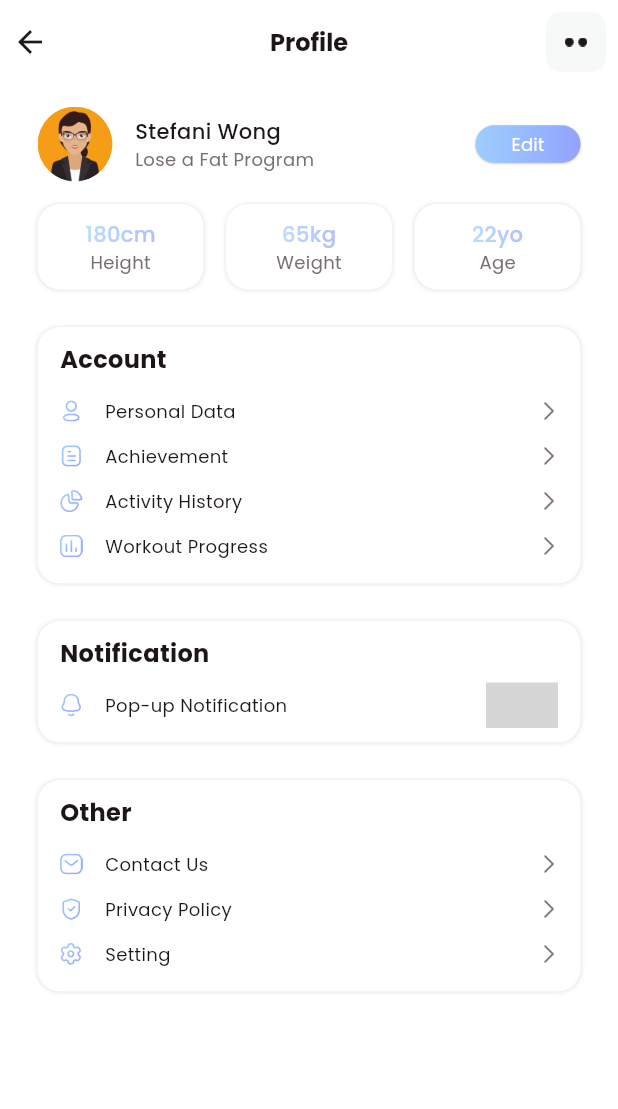
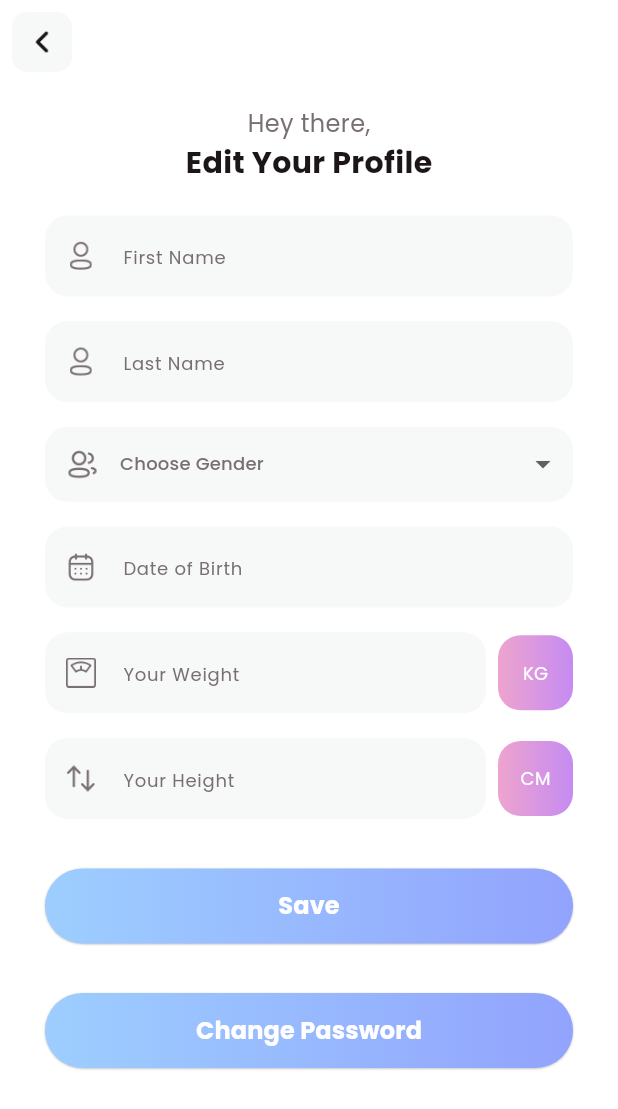
Before and after one commit to MiuKay/LTMBNC_Group6, a Flutter app: the ProfileView screen opened directly, after a tap on "Edit", on a phone screen of 412 x 824 dp. Shown: the top 1109 px of the screen. Run offline on Flutter 3.47's test engine with Material 3 defaults, Android fonts, the phone set to English and light mode, and no system bars; our stand-ins replace animated_toggle_switch, carousel_slider, cloud_firestore, firebase_auth, firebase_core, fl_chart and 3 more; missing offline and left inert: dotted_dashed_line, firebase_app_check, simple_animation_progress_bar; accounts and stored records are empty; key blocks and very long unbroken strings in the code were emptied for the run; grey boxes are pictures that could not be loaded.

Commit message:
update fe

```diff
--- a/fitness_workout_app/lib/main.dart
+++ b/fitness_workout_app/lib/main.dart
@@ -13,9 +13,7 @@ import 'common/colo_extension.dart';
 
 Future<void> main() async {
   WidgetsFlutterBinding.ensureInitialized();
-
   await Firebase.initializeApp();
-
   runApp(const MyApp());
 }
 
--- a/fitness_workout_app/lib/services/auth.dart
+++ b/fitness_workout_app/lib/services/auth.dart
@@ -87,7 +87,7 @@ class AuthService {
   }
 
   // for sighout
-  signOut() async {
+  logOut() async {
     await _auth.signOut();
   }
 
--- a/fitness_workout_app/lib/view/home/home_view.dart
+++ b/fitness_workout_app/lib/view/home/home_view.dart
@@ -131,7 +131,7 @@ class _HomeViewState extends State<HomeView> {
                           style: TextStyle(color: TColor.gray, fontSize: 12),
                         ),
                         Text(
-                          "Stefani Wong",
+                          "Vinh Tran",
                           style: TextStyle(
                               color: TColor.black,
                               fontSize: 20,
--- a/fitness_workout_app/lib/view/login/signup_view.dart
+++ b/fitness_workout_app/lib/view/login/signup_view.dart
@@ -4,6 +4,7 @@ import 'package:fitness_workout_app/common_widget/round_button.dart';
 import 'package:fitness_workout_app/common_widget/round_textfield.dart';
 import 'package:fitness_workout_app/view/login/complete_profile_view.dart';
 import 'package:fitness_workout_app/view/login/login_view.dart';
+import 'package:fitness_workout_app/view/login/welcome_view.dart';
 import 'package:flutter/material.dart';
 import 'package:fitness_workout_app/services/auth.dart';
 
@@ -41,7 +42,11 @@ class _SignUpViewState extends State<SignUpView> {
     );
 
     if (res == "success") {
-      Navigator.pushReplacementNamed(context, '/completeProfile');
+      //Navigator.pushReplacementNamed(context, '/completeProfile');
+      Navigator.push(
+          context,
+          MaterialPageRoute(
+              builder: (context) => const WelcomeView()));
     } else {
       ScaffoldMessenger.of(context).showSnackBar(
         SnackBar(content: Text('Lỗi: $res')),
--- /dev/null
+++ b/fitness_workout_app/lib/view/profile/edit_profile_view.dart
@@ -0,0 +1,246 @@
+import 'package:fitness_workout_app/common/colo_extension.dart';
+import 'package:fitness_workout_app/view/login/reset_password_view.dart';
+import 'package:fitness_workout_app/view/login/what_your_goal_view.dart';
+import 'package:flutter/material.dart';
+
+import '../../common_widget/round_button.dart';
+import '../../common_widget/round_textfield.dart';
+
+class EditProfileView extends StatefulWidget {
+  const EditProfileView({super.key});
+
+  @override
+  State<EditProfileView> createState() => _EditProfileViewState();
+}
+
+class _EditProfileViewState extends State<EditProfileView> {
+  TextEditingController txtDate = TextEditingController();
+
+  @override
+  Widget build(BuildContext context) {
+    var media = MediaQuery.of(context).size;
+    return Scaffold(
+      backgroundColor: TColor.white,
+      appBar: AppBar(
+        backgroundColor: TColor.white,
+        elevation: 0,
+        leading: InkWell(
+          onTap: () {
+            Navigator.pop(context);
+          },
+          child: Container(
+            margin: const EdgeInsets.all(8),
+            height: 40,
+            width: 40,
+            alignment: Alignment.center,
+            decoration: BoxDecoration(
+              color: TColor.lightGray,
+              borderRadius: BorderRadius.circular(10),
+            ),
+            child: Image.asset(
+              "assets/img/black_btn.png",
+              width: 15,
+              height: 15,
+              fit: BoxFit.contain,
+            ),
+          ),
+        ),
+      ),
+      body: SingleChildScrollView(
+        child: SafeArea(
+          child: Padding(
+            padding: const EdgeInsets.all(15.0),
+            child: Column(
+              children: [
+                Text(
+                  "Hey there,",
+                  style: TextStyle(color: TColor.gray, fontSize: 16),
+                ),
+                Text(
+                  "Edit Your Profile",
+                  style: TextStyle(
+                      color: TColor.black,
+                      fontSize: 20,
+                      fontWeight: FontWeight.w700),
+                ),
+                SizedBox(
+                  height: media.width * 0.05,
+                ),
+                Padding(
+                  padding: const EdgeInsets.symmetric(horizontal: 15.0),
+                  child: Column(
+                    children: [
+                      const RoundTextField(
+                        hitText: "First Name",
+                        icon: "assets/img/user_text.png",
+                        //controller: fnameController,
+                      ),
+                      SizedBox(
+                        height: media.width * 0.04,
+                      ),
+                      const RoundTextField(
+                        hitText: "Last Name",
+                        icon: "assets/img/user_text.png",
+                        //controller: lnameController,
+                      ),
+                      SizedBox(
+                        height: media.width * 0.04,
+                      ),
+                      Container(
+                        decoration: BoxDecoration(
+                            color: TColor.lightGray,
+                            borderRadius: BorderRadius.circular(15)),
+                        child: Row(
+                          children: [
+                            Container(
+                                alignment: Alignment.center,
+                                width: 50,
+                                height: 50,
+                                padding: const EdgeInsets.symmetric(horizontal: 15),
+
+                                child: Image.asset(
+                                  "assets/img/gender.png",
+                                  width: 20,
+                                  height: 20,
+                                  fit: BoxFit.contain,
+                                  color: TColor.gray,
+                                )),
+
+                            Expanded(
+                              child: DropdownButtonHideUnderline(
+                                child: DropdownButton(
+                                  items: ["Male", "Female"]
+                                      .map((name) => DropdownMenuItem(
+                                    value: name,
+                                    child: Text(
+                                      name,
+                                      style: TextStyle(
+                                          color: TColor.gray,
+                                          fontSize: 14),
+                                    ),
+                                  ))
+                                      .toList(),
+                                  onChanged: (value) {},
+                                  isExpanded: true,
+                                  hint: Text(
+                                    "Choose Gender",
+                                    style: TextStyle(
+                                        color: TColor.gray, fontSize: 12),
+                                  ),
+                                ),
+                              ),
+                            ),
+
+                            const SizedBox(width: 8,)
+
+                          ],
+                        ),),
+                      SizedBox(
+                        height: media.width * 0.04,
+                      ),
+                      RoundTextField(
+                        controller: txtDate,
+                        hitText: "Date of Birth",
+                        icon: "assets/img/date.png",
+                      ),
+                      SizedBox(
+                        height: media.width * 0.04,
+                      ),
+                      Row(
+                        children: [
+                          Expanded(
+                            child: RoundTextField(
+                              controller: txtDate,
+                              hitText: "Your Weight",
+                              icon: "assets/img/weight.png",
+                            ),
+                          ),
+                          const SizedBox(
+                            width: 8,
+                          ),
+                          Container(
+                            width: 50,
+                            height: 50,
+                            alignment: Alignment.center,
+                            decoration: BoxDecoration(
+                              gradient: LinearGradient(
+                                colors: TColor.secondaryG,
+                              ),
+                              borderRadius: BorderRadius.circular(15),
+                            ),
+                            child: Text(
+                              "KG",
+                              style:
+                              TextStyle(color: TColor.white, fontSize: 12),
+                            ),
+                          )
+                        ],
+                      ),
+                      SizedBox(
+                        height: media.width * 0.04,
+                      ),
+                      Row(
+                        children: [
+                          Expanded(
+                            child: RoundTextField(
+                              controller: txtDate,
+                              hitText: "Your Height",
+                              icon: "assets/img/hight.png",
+                            ),
+                          ),
+                          const SizedBox(
+                            width: 8,
+                          ),
+                          Container(
+                            width: 50,
+                            height: 50,
+                            alignment: Alignment.center,
+                            decoration: BoxDecoration(
+                              gradient: LinearGradient(
+                                colors: TColor.secondaryG,
+                              ),
+                              borderRadius: BorderRadius.circular(15),
+                            ),
+                            child: Text(
+                              "CM",
+                              style:
+                              TextStyle(color: TColor.white, fontSize: 12),
+                            ),
+                          )
+                        ],
+                      ),
+                      SizedBox(
+                        height: media.width * 0.08,
+                      ),
+                      RoundButton(
+                          title: "Save",
+                          onPressed: () {
+                            Navigator.push(
+                                context,
+                                MaterialPageRoute(
+                                    builder: (context) =>
+                                    const WhatYourGoalView()));
+                          }),
+                      SizedBox(
+                        height: media.width * 0.08,
+                      ),
+                      RoundButton(
+                          title: "Change Password",
+                          onPressed: () {
+                            Navigator.push(
+                                context,
+                                MaterialPageRoute(
+                                    builder: (context) =>
+                                    const ResetPasswordView()));
+                          }),
+                    ],
+                  ),
+                ),
+              ],
+            ),
+          ),
+        ),
+      ),
+    );
+  }
+}
--- a/fitness_workout_app/lib/view/profile/profile_view.dart
+++ b/fitness_workout_app/lib/view/profile/profile_view.dart
@@ -1,3 +1,5 @@
+import 'package:fitness_workout_app/view/login/login_view.dart';
+import 'package:fitness_workout_app/view/profile/edit_profile_view.dart';
 import 'package:flutter/material.dart';
 
 import '../../common/colo_extension.dart';
@@ -5,6 +7,7 @@ import '../../common_widget/round_button.dart';
 import '../../common_widget/setting_row.dart';
 import '../../common_widget/title_subtitle_cell.dart';
 import 'package:animated_toggle_switch/animated_toggle_switch.dart';
+import 'package:fitness_workout_app/services/auth.dart';
 
 class ProfileView extends StatefulWidget {
   const ProfileView({super.key});
@@ -16,25 +19,32 @@ class ProfileView extends StatefulWidget {
 class _ProfileViewState extends State<ProfileView> {
   bool positive = false;
 
+
+
   List accountArr = [
-    {"image": "assets/img/p_personal.png", "name": "Personal Data", "tag": "1"},
-    {"image": "assets/img/p_achi.png", "name": "Achievement", "tag": "2"},
     {
       "image": "assets/img/p_activity.png",
       "name": "Activity History",
-      "tag": "3"
+      "tag": "1"
     },
     {
       "image": "assets/img/p_workout.png",
       "name": "Workout Progress",
-      "tag": "4"
+      "tag": "2"
     }
   ];
 
+  List settingArr = [
+    {"image": "assets/img/p_contact.png", "name": "Language", "tag": "3"},
+  ];
+
   List otherArr = [
-    {"image": "assets/img/p_contact.png", "name": "Contact Us", "tag": "5"},
-    {"image": "assets/img/p_privacy.png", "name": "Privacy Policy", "tag": "6"},
-    {"image": "assets/img/p_setting.png", "name": "Setting", "tag": "7"},
+    {"image": "assets/img/p_contact.png", "name": "Contact Us", "tag": "4"},
+    {"image": "assets/img/p_privacy.png", "name": "Privacy Policy", "tag": "5"},
+
+  ];
+  List outArr = [
+    {"image": "assets/img/p_setting.png", "name": "Logout", "tag": "6"},
   ];
   @override
   Widget build(BuildContext context) {
@@ -96,7 +106,7 @@ class _ProfileViewState extends State<ProfileView> {
                       crossAxisAlignment: CrossAxisAlignment.start,
                       children: [
                         Text(
-                          "Stefani Wong",
+                          "Vinh Tran",
                           style: TextStyle(
                             color: TColor.black,
                             fontSize: 14,
@@ -122,12 +132,10 @@ class _ProfileViewState extends State<ProfileView> {
                       fontSize: 12,
                       fontWeight: FontWeight.w400,
                       onPressed: () {
-                        // Navigator.push(
-                        //   context,
-                        //   MaterialPageRoute(
-                        //     builder: (context) => const ActivityTrackerView(),
-                        //   ),
-                        // );
+                        Navigator.push(
+                            context,
+                            MaterialPageRoute(
+                                builder: (context) => const EditProfileView()));
                       },
                     ),
                   )
@@ -222,7 +230,7 @@ class _ProfileViewState extends State<ProfileView> {
                   crossAxisAlignment: CrossAxisAlignment.start,
                   children: [
                     Text(
-                      "Notification",
+                      "Setting",
                       style: TextStyle(
                         color: TColor.black,
                         fontSize: 16,
@@ -307,8 +315,104 @@ class _ProfileViewState extends State<ProfileView> {
                               },
                             ),
                           ]),
+                    ),
+                    const SizedBox(
+                      height: 10,
+                    ),
+                    SizedBox(
+                      height: 30,
+                      child: Row(
+                          crossAxisAlignment: CrossAxisAlignment.center,
+                          children: [
+                            Image.asset("assets/img/p_notification.png",
+                                height: 15, width: 15, fit: BoxFit.contain),
+                            const SizedBox(
+                              width: 15,
+                            ),
+                            Expanded(
+                              child: Text(
+                                "Dark Mode",
+                                style: TextStyle(
+                                  color: TColor.black,
+                                  fontSize: 12,
+                                ),
+                              ),
+                            ),
+                            CustomAnimatedToggleSwitch<bool>(
+                              current: positive,
+                              values: [false, true],
+
+                              indicatorSize: Size.square(30.0),
+                              animationDuration:
+                              const Duration(milliseconds: 200),
+                              animationCurve: Curves.linear,
+                              onChanged: (b) => setState(() => positive = b),
+                              iconBuilder: (context, local, global) {
+                                return const SizedBox();
+                              },
+                              iconsTappable: false,
+                              wrapperBuilder: (context, global, child) {
+                                return Stack(
+                                  alignment: Alignment.center,
+                                  children: [
+                                    Positioned(
+                                        left: 10.0,
+                                        right: 10.0,
+
+                                        height: 30.0,
+                                        child: DecoratedBox(
+                                          decoration: BoxDecoration(
+                                            gradient: LinearGradient(
+                                                colors: TColor.secondaryG),
+                                            borderRadius:
+                                            const BorderRadius.all(
+                                                Radius.circular(50.0)),
+                                          ),
+                                        )),
+                                    child,
+                                  ],
+                                );
+                              },
+                              foregroundIndicatorBuilder: (context, global) {
+                                return SizedBox.fromSize(
+                                  size: const Size(10, 10),
+                                  child: DecoratedBox(
+                                    decoration: BoxDecoration(
+                                      color: TColor.white,
+                                      borderRadius: const BorderRadius.all(
+                                          Radius.circular(50.0)),
+                                      boxShadow: const [
+                                        BoxShadow(
+                                            color: Colors.black38,
+                                            spreadRadius: 0.05,
+                                            blurRadius: 1.1,
+                                            offset: Offset(0.0, 0.8))
+                                      ],
+                                    ),
+                                  ),
+                                );
+                              },
+                            ),
+                          ]),
+                    ),
+                    const SizedBox(
+                      height: 8,
+                    ),
+                    ListView.builder(
+                      physics: const NeverScrollableScrollPhysics(),
+                      shrinkWrap: true,
+                      itemCount: settingArr.length,
+                      itemBuilder: (context, index) {
+                        var iObj = settingArr[index] as Map? ?? {};
+                        return SettingRow(
+                          icon: iObj["image"].toString(),
+                          title: iObj["name"].toString(),
+                          onPressed: () {},
+                        );
+                      },
                     )
                   ],
+
                 ),
               ),
               const SizedBox(
@@ -347,7 +451,29 @@ class _ProfileViewState extends State<ProfileView> {
                         return SettingRow(
                           icon: iObj["image"].toString(),
                           title: iObj["name"].toString(),
-                          onPressed: () {},
+                          onPressed: AuthService().logOut,
+                        );
+                      },
+                    ),
+                    const SizedBox(
+                      height: 5,
+                    ),
+                    ListView.builder(
+                      physics: const NeverScrollableScrollPhysics(),
+                      padding: EdgeInsets.zero,
+                      shrinkWrap: true,
+                      itemCount: outArr.length,
+                      itemBuilder: (context, index) {
+                        var iObj = outArr[index] as Map? ?? {};
+                        return SettingRow(
+                          icon: iObj["image"].toString(),
+                          title: iObj["name"].toString(),
+                          onPressed:() {
+                        Navigator.push(
+                        context,
+                        MaterialPageRoute(
+                        builder: (context) => const LoginView()));
+                        },
                         );
                       },
                     )
```
